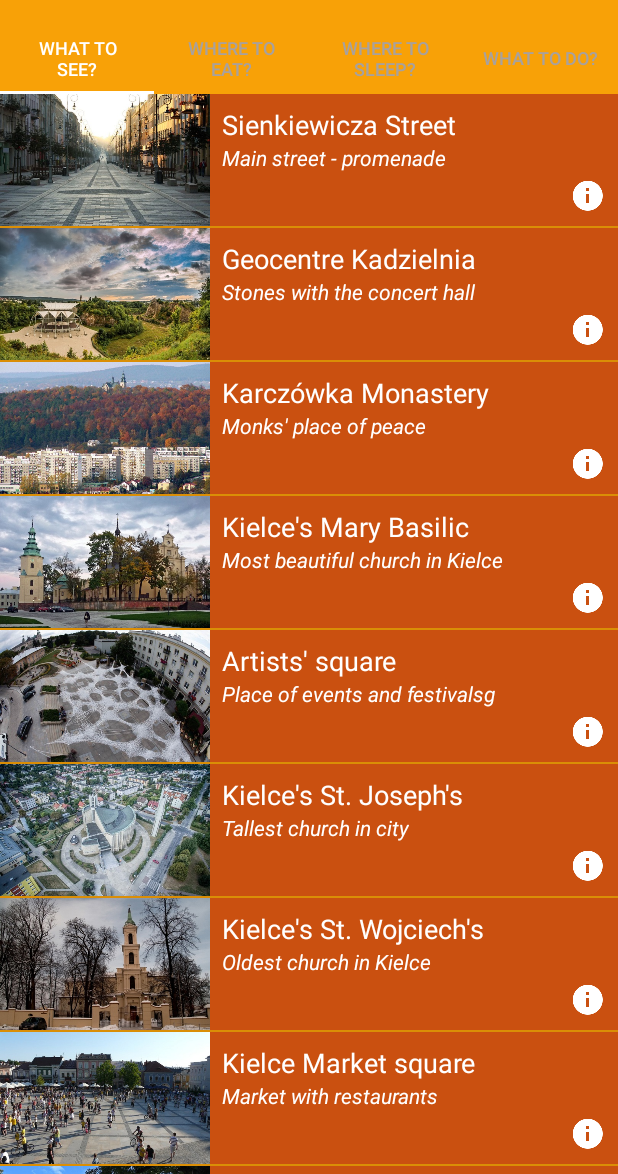
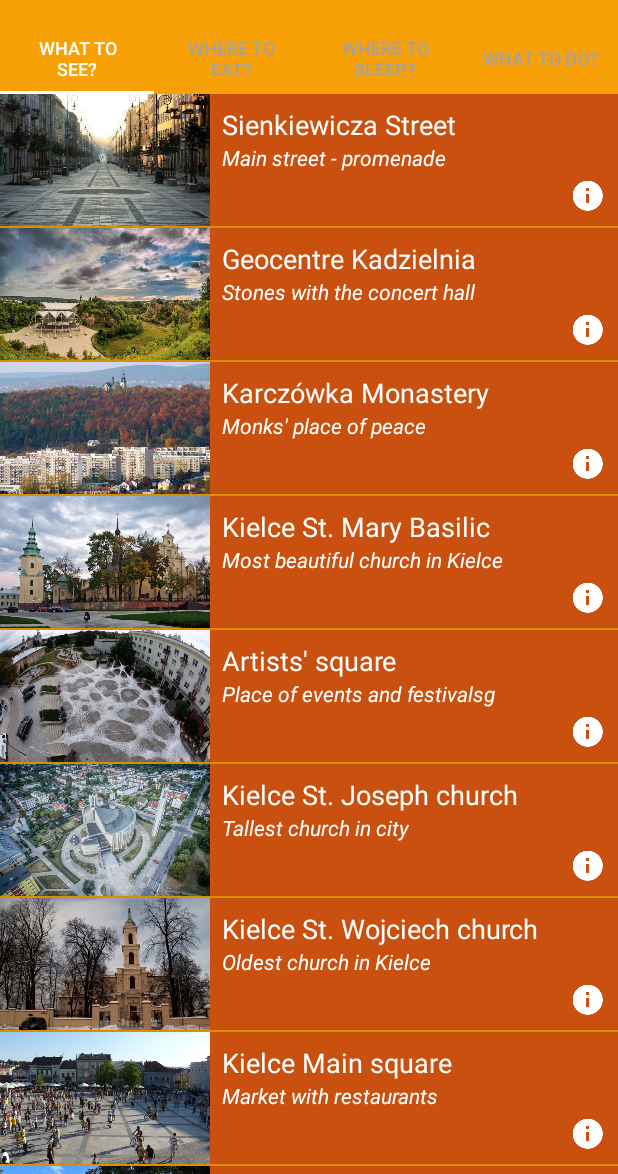
Before and after one commit to tr0lczyk/KielceTourGuide, an Android app: the screen it shows after launch (MainActivity), on a phone screen of 412 x 824 dp, the part 62-1236 px from its top. Run offline under Robolectric (Android 15) with nearby library versions, the phone set to English and light mode, and no system bars.

```diff
--- a/app/src/main/java/com/example/android/kielcetourguide/DoingFragment.java
+++ b/app/src/main/java/com/example/android/kielcetourguide/DoingFragment.java
@@ -33,7 +33,7 @@ public class DoingFragment extends Fragment {
 //        Creates the list of objects from the accurate category
 
         final ArrayList<Item> items = new ArrayList<>();
-        items.add(new Item("Kielce rope park","Fun, monkey style!",R.drawable.doinparklinowy));
+        items.add(new Item("Kielce Rope park","Fun, monkey style!",R.drawable.doinparklinowy));
         items.add(new Item("Unlock the door","A great escape room",R.drawable.doinunlockdoor));
         items.add(new Item("Cracow Bishops' Palace Kielce","Splendor of the medival priests",R.drawable.doinpalacbiskupow));
         items.add(new Item("VR disco centre Kielce","Virtual dance!",R.drawable.doindiscovr));
--- a/app/src/main/java/com/example/android/kielcetourguide/SeeFragment.java
+++ b/app/src/main/java/com/example/android/kielcetourguide/SeeFragment.java
@@ -36,11 +36,11 @@ public class SeeFragment extends Fragment {
         items.add(new Item("Sienkiewicza Street","Main street - promenade",R.drawable.seesienkiwicza));
         items.add(new Item("Geocentre Kadzielnia","Stones with the concert hall",R.drawable.seekadzielnia));
         items.add(new Item("Karczówka Monastery","Monks' place of peace",R.drawable.seekarczowka));
-        items.add(new Item("Kielce's Mary Basilic ","Most beautiful church in Kielce",R.drawable.seebazylika));
+        items.add(new Item("Kielce St. Mary Basilic ","Most beautiful church in Kielce",R.drawable.seebazylika));
         items.add(new Item("Artists' square","Place of events and festivalsg",R.drawable.seeartystow));
-        items.add(new Item("Kielce's St. Joseph's","Tallest church in city",R.drawable.seejozef));
-        items.add(new Item("Kielce's St. Wojciech's","Oldest church in Kielce",R.drawable.seewojciech));
-        items.add(new Item("Kielce Market square","Market with restaurants ",R.drawable.seemarket));
+        items.add(new Item("Kielce St. Joseph church","Tallest church in city",R.drawable.seejozef));
+        items.add(new Item("Kielce St. Wojciech church","Oldest church in Kielce",R.drawable.seewojciech));
+        items.add(new Item("Kielce Main square","Market with restaurants ",R.drawable.seemarket));
         items.add(new Item("Tomasz Zieliński Mansion","Culture centre for youg people",R.drawable.seezielinski));
         items.add(new Item("Stanislaw Staszic Park","A place to catch a breath",R.drawable.seepark));
 
--- a/app/src/main/java/com/example/android/kielcetourguide/SleepFragment.java
+++ b/app/src/main/java/com/example/android/kielcetourguide/SleepFragment.java
@@ -68,5 +68,4 @@ public class SleepFragment extends Fragment {
         });
         return rootView;
     }
-
 }
```
Also changed, not shown: 3 other files.
